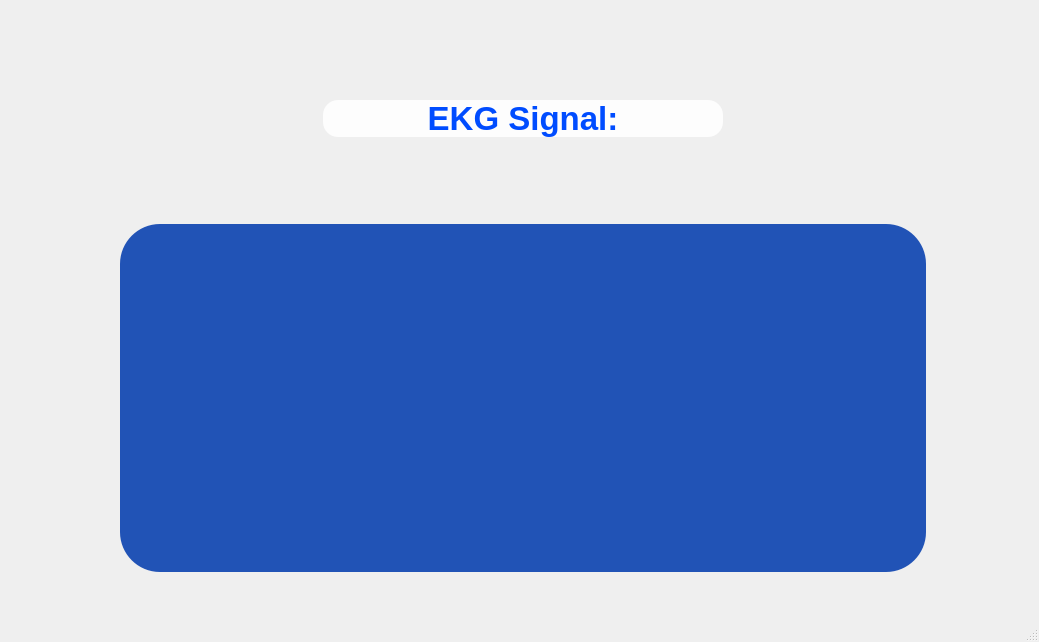
Qt form ekg_app_front.ui (ArkadiuszKarbowski/home-ECG-device-app) before a commit.
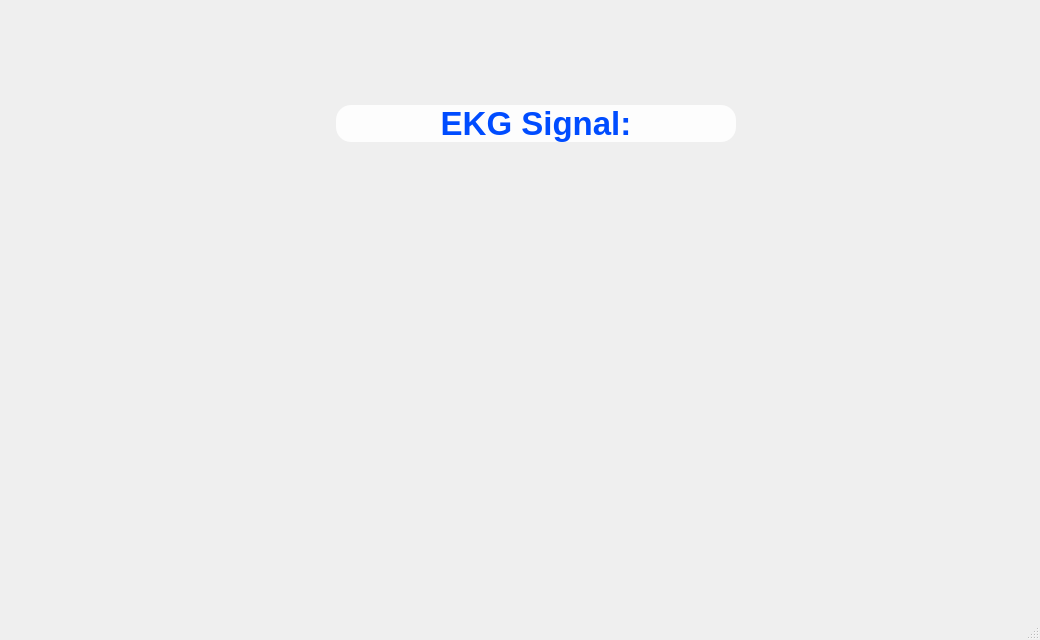
The same form after that commit. Icons and pictures are not drawn.

Patch:
```diff
--- a/ekg_app_front.ui
+++ b/ekg_app_front.ui
@@ -6,8 +6,8 @@
    <rect>
     <x>0</x>
     <y>0</y>
-    <width>1039</width>
-    <height>642</height>
+    <width>1040</width>
+    <height>640</height>
    </rect>
   </property>
   <property name="sizePolicy">
@@ -19,14 +19,17 @@
   <property name="windowTitle">
    <string>EKG App</string>
   </property>
+  <property name="styleSheet">
+   <string notr="true">border-image: none;</string>
+  </property>
   <widget class="QWidget" name="centralwidget">
    <widget class="QGroupBox" name="groupBox">
     <property name="geometry">
      <rect>
-      <x>10</x>
-      <y>10</y>
-      <width>1001</width>
-      <height>611</height>
+      <x>20</x>
+      <y>15</y>
+      <width>1000</width>
+      <height>610</height>
      </rect>
     </property>
     <property name="sizePolicy">
@@ -43,12 +46,12 @@
     <property name="title">
      <string/>
     </property>
-    <widget class="QWidget" name="">
+    <widget class="QWidget" name="layoutWidget">
      <property name="geometry">
       <rect>
-       <x>90</x>
+       <x>45</x>
        <y>20</y>
-       <width>846</width>
+       <width>941</width>
        <height>562</height>
       </rect>
      </property>
@@ -121,27 +124,6 @@
         </property>
        </spacer>
       </item>
-      <item row="3" column="1" colspan="3">
-       <widget class="QWidget" name="Signal_bckgrnd" native="true">
-        <property name="minimumSize">
-         <size>
-          <width>790</width>
-          <height>330</height>
-         </size>
-        </property>
-        <property name="baseSize">
-         <size>
-          <width>3</width>
-          <height>1</height>
-         </size>
-        </property>
-        <property name="styleSheet">
-         <string notr="true">border-image: none;
-background-color: rgba(0, 58, 173, 220);
-border-radius:40px;</string>
-        </property>
-       </widget>
-      </item>
       <item row="1" column="3">
        <spacer name="horizontalSpacer_2">
         <property name="orientation">
```
